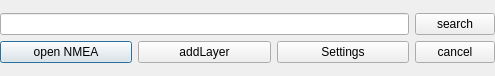
Above: ui_nmea_main.ui from Mackoo/nmea2qgis before the change. Below: the same form after it.
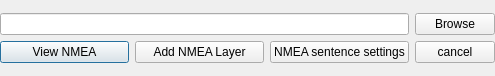
That is the form after the change.

Diff of the .ui file:
```diff
--- a/ui_nmea_main.ui
+++ b/ui_nmea_main.ui
@@ -52,7 +52,7 @@
         </sizepolicy>
        </property>
        <property name="text">
-        <string>open NMEA</string>
+        <string>View NMEA</string>
        </property>
       </widget>
      </item>
@@ -65,14 +65,14 @@
         </sizepolicy>
        </property>
        <property name="text">
-        <string>search</string>
+        <string>Browse</string>
        </property>
       </widget>
      </item>
      <item row="1" column="2">
       <widget class="QPushButton" name="settBut">
        <property name="text">
-        <string>Settings</string>
+        <string>NMEA sentence settings</string>
        </property>
       </widget>
      </item>
@@ -89,7 +89,7 @@
      <item row="1" column="1">
       <widget class="QPushButton" name="addBut">
        <property name="text">
-        <string>addLayer</string>
+        <string>Add NMEA Layer</string>
        </property>
       </widget>
      </item>
```
